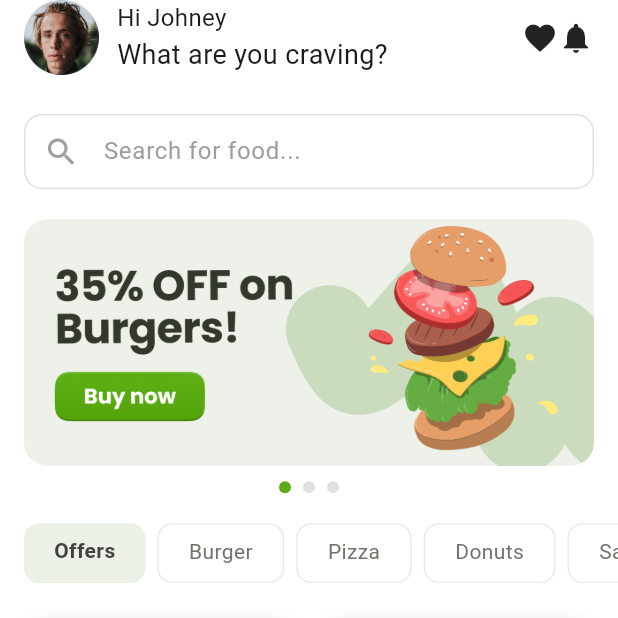
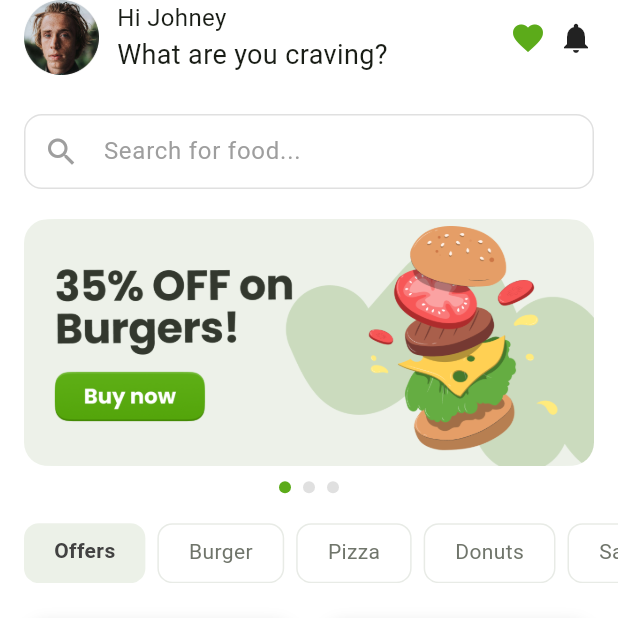
Before and after one commit to Kingjohneycodey/foodey, a Flutter app: the HomeScreen screen opened by its route, on a phone screen of 412 x 824 dp, the top half of it. Run offline on Flutter 3.47's test engine with Material 3 defaults, Android fonts, the phone set to English and light mode, and no system bars; our stand-ins replace another_flushbar, flutter_riverpod, go_router, shared_preferences; accounts and stored records are empty.

Commit message:
modified favourites icon styling on home page

```diff
--- a/lib/features/home/view/home_screen.dart
+++ b/lib/features/home/view/home_screen.dart
@@ -84,8 +84,12 @@ class _HomeScreenState extends State<HomeScreen> {
                             onTap: () {
                               context.push('/favorites');
                             },
-                            child: const Icon(Icons.favorite),
+                            child: const Icon(
+                              Icons.favorite,
+                              color: AppColors.primary,
+                            ),
                           ),
+                          SizedBox(width: 8),
                           GestureDetector(
                             onTap: () {
                               // Handle notifications
```
